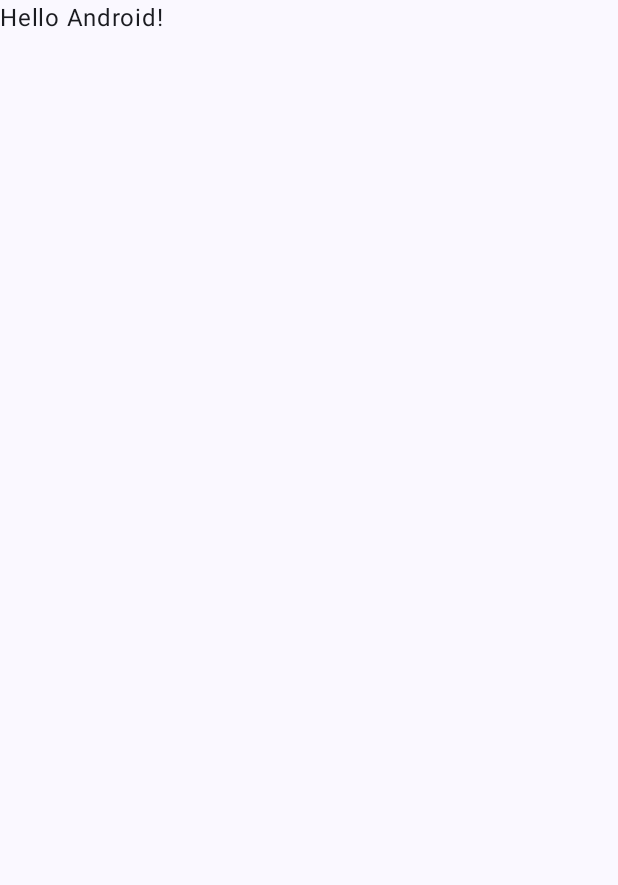
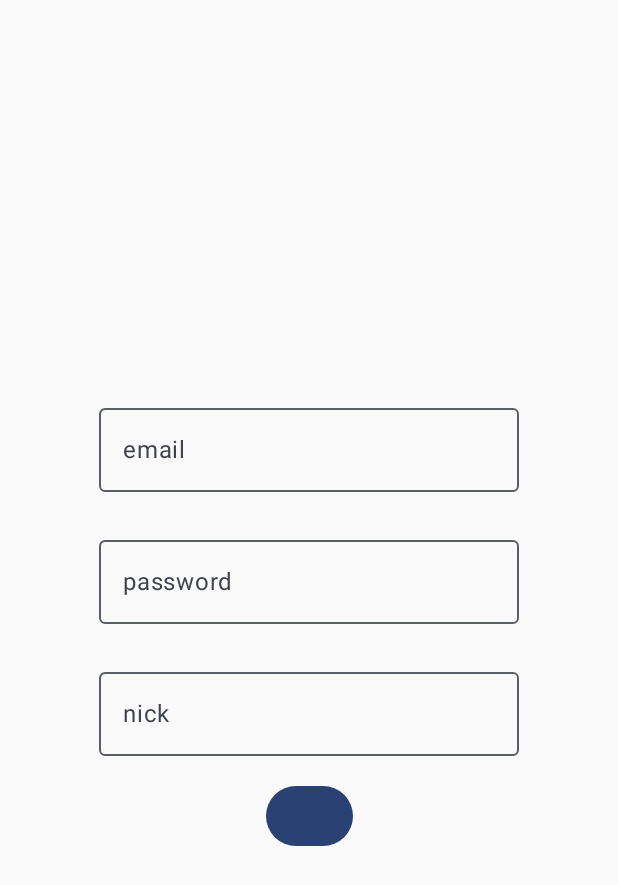
Before and after one commit to mryt66/BIT-322, an Android app built with Jetpack Compose: the screen it shows after launch (MainActivity), on a phone screen of 412 x 824 dp. Before the commit the part shown is almost empty. Shown: the top 885 px of the screen. Run offline under Robolectric (Android 15) with nearby library versions, the phone set to English and light mode, and no system bars.

Commit message:
login screen and view model

```diff
--- a/app/src/main/java/com/example/aplikacjabit322/MainActivity.kt
+++ b/app/src/main/java/com/example/aplikacjabit322/MainActivity.kt
@@ -10,6 +10,7 @@ import androidx.compose.material3.Text
 import androidx.compose.runtime.Composable
 import androidx.compose.ui.Modifier
 import androidx.compose.ui.tooling.preview.Preview
+import com.example.aplikacjabit322.ui.screens.login.LoginScreen
 import com.example.aplikacjabit322.ui.theme.AplikacjaBit322Theme
 
 class MainActivity : ComponentActivity() {
@@ -18,12 +19,18 @@ class MainActivity : ComponentActivity() {
         setContent {
             AplikacjaBit322Theme {
                 // A surface container using the 'background' color from the theme
-                Surface(
-                    modifier = Modifier.fillMaxSize(),
-                    color = MaterialTheme.colorScheme.background
-                ) {
-                    Greeting("Android")
-                }
+//                Surface(
+//                    modifier = Modifier.fillMaxSize(),
+//                    color = MaterialTheme.colorScheme.background
+//                ) {
+//                    Greeting("Android")
+//                }
+                LoginScreen(
+                    onNavigateUp = { /*TODO*/ },
+                    navigateBack = { /*TODO*/ },
+//                    navigateToItemDetails = ,
+                    navigateToHome = { /*TODO*/ })
+
             }
         }
     }
--- /dev/null
+++ b/app/src/main/java/com/example/aplikacjabit322/ui/AppViewModelProvider.kt
@@ -0,0 +1,39 @@
+package com.example.aplikacjabit322.ui
+
+import androidx.lifecycle.ViewModelProvider.AndroidViewModelFactory
+import androidx.lifecycle.viewmodel.CreationExtras
+import androidx.lifecycle.viewmodel.initializer
+import androidx.lifecycle.viewmodel.viewModelFactory
+import com.example.aplikacjabit322.ui.screens.login.LoginViewModel
+
+
+object AppViewModelProvider {
+    val Factory= viewModelFactory {
+        initializer { LoginViewModel() }
+//        initializer {
+//            HomeViewModel(peopleApplication().container.itemsRepository)
+//        }
+//        initializer {
+//            EntryViewModel(
+//                this.createSavedStateHandle(),
+//                itemsRepository =  peopleApplication().container.itemsRepository
+//            )
+//        }
+//        initializer {
+//            DetailsViewModel(
+//                this.createSavedStateHandle(),
+//                peopleApplication().container.itemsRepository
+//            )
+//
+//        }
+//        initializer {
+//            EditViewModel(
+//                this.createSavedStateHandle(),
+//                peopleApplication().container.itemsRepository
+//            )
+//        }
+    }
+}
+
+//fun CreationExtras.peopleApplication(): PeopleApplication =
+//    (this[AndroidViewModelFactory.APPLICATION_KEY] as PeopleApplication)
--- a/app/src/main/java/com/example/aplikacjabit322/ui/screens/login/LoginScreen.kt
+++ b/app/src/main/java/com/example/aplikacjabit322/ui/screens/login/LoginScreen.kt
@@ -1,15 +1,20 @@
 package com.example.aplikacjabit322.ui.screens.login
 
+import androidx.compose.foundation.layout.Arrangement
+import androidx.compose.foundation.layout.Column
+import androidx.compose.foundation.layout.fillMaxSize
 import androidx.compose.foundation.layout.padding
 import androidx.compose.foundation.layout.widthIn
 import androidx.compose.foundation.text.KeyboardOptions
 import androidx.compose.material.icons.Icons
 import androidx.compose.material.icons.filled.Warning
+import androidx.compose.material3.Button
 import androidx.compose.material3.Icon
 import androidx.compose.material3.OutlinedTextField
 import androidx.compose.material3.OutlinedTextFieldDefaults
 import androidx.compose.material3.Text
 import androidx.compose.runtime.Composable
+import androidx.compose.ui.Alignment
 import androidx.compose.ui.Modifier
 import androidx.compose.ui.graphics.Color
 import androidx.compose.ui.text.input.ImeAction
@@ -17,15 +22,61 @@ import androidx.compose.ui.text.input.KeyboardCapitalization
 import androidx.compose.ui.text.input.KeyboardType
 import androidx.compose.ui.tooling.preview.Preview
 import androidx.compose.ui.unit.dp
+import androidx.lifecycle.viewmodel.compose.viewModel
+import com.example.aplikacjabit322.ui.AppViewModelProvider
 
 @Composable
-fun LoginScreen() {
+fun LoginScreen(
+    onNavigateUp: () -> Unit,
+    navigateBack: () -> Unit,
+//    navigateToItemDetails: (Int) -> Unit,
+    navigateToHome: () -> Unit,
+    viewModel: LoginViewModel = viewModel(factory = AppViewModelProvider.Factory)
+) {
 
+//    val coroutineScope = rememberCoroutineScope()
+
+
+    val loginDetails = viewModel.loginUiState
+
+
+    Column(
+        modifier = Modifier
+            .fillMaxSize()
+            .padding(16.dp),
+        verticalArrangement = Arrangement.Center,
+        horizontalAlignment = Alignment.CenterHorizontally
+    ) {
+        EntryTextField(
+            value = loginDetails.email,
+            onValueChange = viewModel::emailUpdate,
+            label = "email",
+            isError = ""
+        )
+        EntryTextField(
+            value = loginDetails.password,
+            onValueChange = viewModel::passwordUpdate,
+            label = "password",
+            isError = ""
+        )
+        EntryTextField(
+            value = loginDetails.nick,
+            onValueChange = viewModel::nickUpdate,
+            label = "nick",
+            isError = ""
+        )
+
+        Button(onClick = { viewModel.saveToBase()}) {
+
+        }
+
+    }
 
 }
 
 @Composable
-fun EntryTextField(value: String, onValueChange: (String) -> Unit, label: String, isError: String
+fun EntryTextField(
+    value: String, onValueChange: (String) -> Unit, label: String, isError: String
 ) {
     OutlinedTextField(
         value = value,
@@ -66,6 +117,8 @@ fun EntryTextField(value: String, onValueChange: (String) -> Unit, label: String
 
 
     )
+
+
 }
 
 @Preview
--- a/app/src/main/java/com/example/aplikacjabit322/ui/screens/login/LoginViewModel.kt
+++ b/app/src/main/java/com/example/aplikacjabit322/ui/screens/login/LoginViewModel.kt
@@ -1 +1,43 @@
 package com.example.aplikacjabit322.ui.screens.login
+
+import androidx.compose.runtime.getValue
+import androidx.compose.runtime.mutableStateOf
+import androidx.compose.runtime.setValue
+import androidx.lifecycle.ViewModel
+
+class LoginViewModel : ViewModel(){
+    var loginUiState by mutableStateOf(LoginUiState())
+        private set
+
+    fun saveToBase() {
+        //TODO
+    }
+
+    fun emailUpdate(email: String) {
+        if (email.length < 20) {
+            loginUiState = loginUiState.copy(email = email)
+        }
+    }
+
+    fun passwordUpdate(password: String) {
+        if (password.length < 20) {
+            loginUiState = loginUiState.copy(password = password)
+        }
+    }
+
+    fun nickUpdate(nick: String) {
+        if (nick.length < 20) {
+            loginUiState = loginUiState.copy(nick = nick)
+        }
+    }
+}
+
+data class LoginUiState(
+    val email: String = "",
+    val password: String = "",
+    val nick: String = ""
+//    val itemList: List<Item> = listOf(),
+//    val alphabetItemLists: List<List<Item>> = listOf(),
+//    val searchValue: String = "",
+//    val categoryValue: Category = Category.NONE
+)
```
Also changed, not shown: app/build.gradle.kts (+9 -0 lines).
